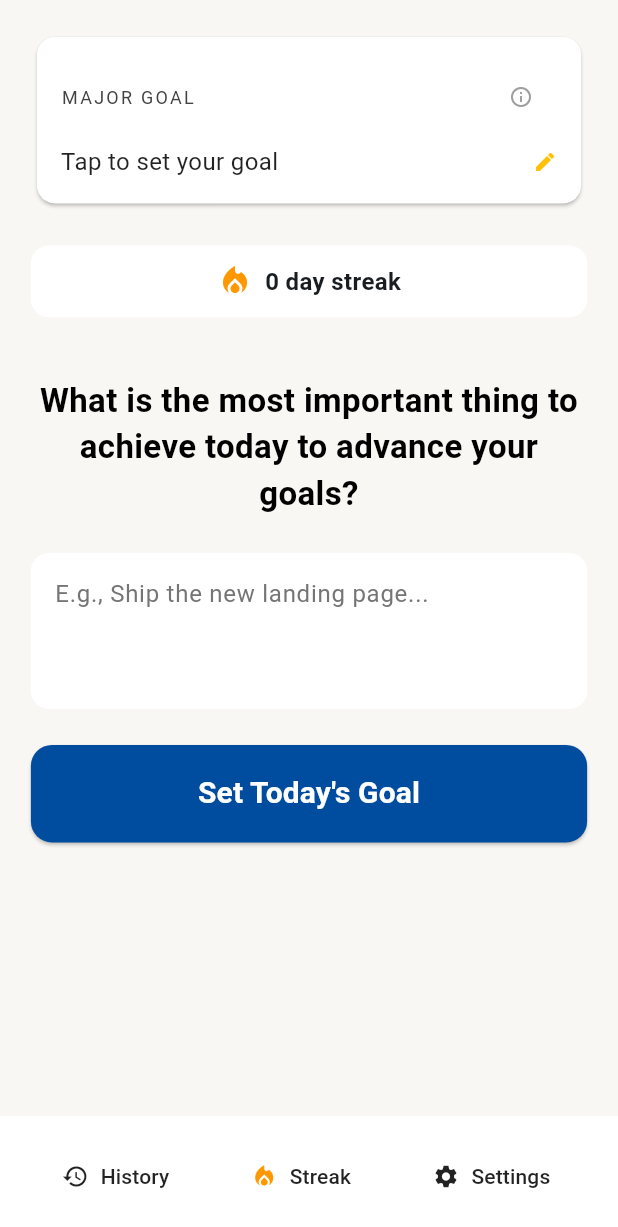
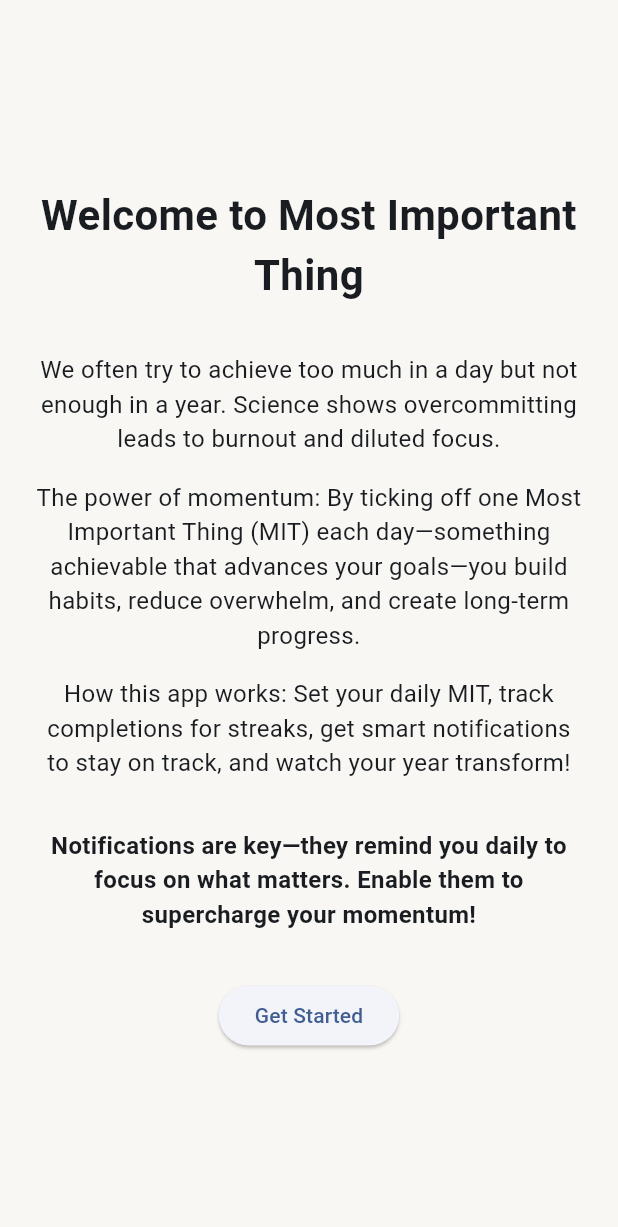
Before and after one commit to neonnubula/japchae, a Flutter app: the screen it shows after launch, on a phone screen of 412 x 824 dp. Shown: the top 1227 px of the screen. Run offline on Flutter 3.47's test engine with Material 3 defaults, Android fonts, the light colour scheme and no system bars; our stand-ins replace flutter_local_notifications, hive, hive_flutter, share_plus, timezone; accounts and stored records are empty.

Commit message:
Implemented onboarding, menu updates, dark mode fixes, and first-launch routing

```diff
--- a/lib/main.dart
+++ b/lib/main.dart
@@ -2,6 +2,7 @@ import 'package:flutter/material.dart';
 import 'package:hive_flutter/hive_flutter.dart';
 import 'package:most_important_thing/models/goal_model.dart';
 import 'package:most_important_thing/screens/home_screen.dart';
+import 'package:most_important_thing/screens/onboarding_screen.dart';
 import 'package:most_important_thing/services/notification_service.dart';
 import 'package:most_important_thing/services/storage_service.dart';
 import 'package:provider/provider.dart';
@@ -24,11 +25,11 @@ void main() async {
 
     final storageService = StorageService(notificationService);
     await storageService.init();
-
+    final isFirstLaunch = storageService.isFirstLaunch;
     runApp(
       ChangeNotifierProvider(
         create: (context) => storageService,
-        child: const MostImportantThingApp(),
+        child: MostImportantThingApp(initialRoute: isFirstLaunch ? OnboardingScreen() : HomeScreen()),
       ),
     );
   } catch (e) {
@@ -46,7 +47,8 @@ void main() async {
 }
 
 class MostImportantThingApp extends StatelessWidget {
-  const MostImportantThingApp({super.key});
+  final Widget initialRoute;
+  const MostImportantThingApp({super.key, required this.initialRoute});
 
   @override
   Widget build(BuildContext context) {
@@ -76,21 +78,42 @@ class MostImportantThingApp extends StatelessWidget {
         colorScheme: ColorScheme.fromSeed(
           seedColor: const Color(0xFF0066CC),
           brightness: Brightness.dark,
+          primary: const Color(0xFF4285F4), // Softer blue for accents
+          secondary: const Color(0xFF03DAC6), // Harmonious teal accent
+          surface: Colors.grey[850]!,
+          background: Colors.grey[900]!,
+          error: const Color(0xFFCF6679),
         ),
+        scaffoldBackgroundColor: Colors.grey[900],
+        cardColor: Colors.grey[850],
+        shadowColor: Colors.black.withOpacity(0.3), // Visible shadows in dark mode
         inputDecorationTheme: InputDecorationTheme(
           filled: true,
           fillColor: Colors.grey[800],
           border: const OutlineInputBorder(borderSide: BorderSide.none),
+          hintStyle: TextStyle(color: Colors.grey[400]),
         ),
         appBarTheme: AppBarTheme(
           backgroundColor: Colors.grey[900],
           foregroundColor: Colors.white,
           elevation: 0,
           centerTitle: true,
+          scrolledUnderElevation: 0,
+          surfaceTintColor: Colors.transparent,
+        ),
+        textTheme: TextTheme(
+          bodyLarge: TextStyle(color: Colors.white70),
+          bodyMedium: TextStyle(color: Colors.white60),
+        ),
+        elevatedButtonTheme: ElevatedButtonThemeData(
+          style: ElevatedButton.styleFrom(
+            backgroundColor: const Color(0xFF4285F4), // Use primary for buttons
+            foregroundColor: Colors.white,
+          ),
         ),
       ),
       themeMode: ThemeMode.system,
-      home: const HomeScreen(),
+      home: initialRoute,
     );
   }
 }
--- a/lib/screens/home_screen.dart
+++ b/lib/screens/home_screen.dart
@@ -1,7 +1,7 @@
 import 'package:flutter/material.dart';
 import 'package:most_important_thing/screens/history_screen.dart';
-import 'package:most_important_thing/screens/settings_screen.dart';
 import 'package:most_important_thing/screens/streak_screen.dart';
+import 'package:most_important_thing/screens/menu_screen.dart'; // Added import for MenuScreen
 import 'package:most_important_thing/services/storage_service.dart';
 import 'package:provider/provider.dart';
 import 'package:share_plus/share_plus.dart';
@@ -23,6 +23,10 @@ class _HomeScreenState extends State<HomeScreen> {
     final responsivePadding = screenWidth * 0.05;
 
     return Scaffold(
+      appBar: AppBar(
+        title: const Text('Most Important Thing'),
+        elevation: 0,
+      ),
       body: SafeArea(
         child: Padding(
           padding: EdgeInsets.all(responsivePadding),
@@ -48,12 +52,11 @@ class _HomeScreenState extends State<HomeScreen> {
                 ),
                 const SizedBox(height: 24),
                 // Streak counter
-                Container(
+                Card(
+                  elevation: 4,
+                  shape: RoundedRectangleBorder(borderRadius: BorderRadius.circular(12)),
+                  child: Padding(
                     padding: const EdgeInsets.symmetric(vertical: 12, horizontal: 16),
-                  decoration: BoxDecoration(
-                    color: Colors.white,
-                    borderRadius: BorderRadius.circular(12),
-                  ),
                     child: Row(
                       mainAxisAlignment: MainAxisAlignment.center,
                       children: [
@@ -66,19 +69,24 @@ class _HomeScreenState extends State<HomeScreen> {
                       ],
                     ),
                   ),
+                ),
                 const SizedBox(height: 40),
                 Builder(
                   builder: (context) {
                     final todayGoal = storageService.getTodayGoal();
                     if (todayGoal == null) {
                       // Show input to set today's goal
-                      return Column(
+                      return Card(
+                        elevation: 4,
+                        shape: RoundedRectangleBorder(borderRadius: BorderRadius.circular(12)),
+                        child: Padding(
+                          padding: const EdgeInsets.all(16),
+                          child: Column(
                             children: [
                               const Text(
                                 'What is the most important thing to achieve today to advance your goals?',
                                 textAlign: TextAlign.center,
                                 style: TextStyle(
-                              color: Colors.black,
                                   fontSize: 22,
                                   fontWeight: FontWeight.bold,
                                 ),
@@ -86,7 +94,6 @@ class _HomeScreenState extends State<HomeScreen> {
                               const SizedBox(height: 24),
                               TextField(
                                 controller: _dailyGoalController,
-                            style: const TextStyle(color: Colors.black),
                                 decoration: InputDecoration(
                                   hintText: 'E.g., Ship the new landing page...',
                                   hintStyle: TextStyle(color: Colors.grey[600]),
@@ -146,6 +153,8 @@ class _HomeScreenState extends State<HomeScreen> {
                                 ),
                               ),
                             ],
+                          ),
+                        ),
                       );
                     } else {
                       // Show today's goal with edit option
@@ -156,18 +165,16 @@ class _HomeScreenState extends State<HomeScreen> {
                             "Today's Focus",
                             textAlign: TextAlign.center,
                             style: TextStyle(
-                              color: Colors.black,
                               fontSize: 22,
                               fontWeight: FontWeight.bold,
                             ),
                           ),
                           const SizedBox(height: 24),
-                          Container(
+                          Card(
+                            elevation: 4,
+                            shape: RoundedRectangleBorder(borderRadius: BorderRadius.circular(12)),
+                            child: Padding(
                               padding: const EdgeInsets.all(16),
-                            decoration: BoxDecoration(
-                              color: Colors.white,
-                              borderRadius: BorderRadius.circular(12),
-                            ),
                               child: Column(
                                 children: [
                                   Row(
@@ -175,7 +182,7 @@ class _HomeScreenState extends State<HomeScreen> {
                                       Expanded(
                                         child: Text(
                                           todayGoal.text,
-                                        style: const TextStyle(color: Colors.black87, fontSize: 18),
+                                          style: const TextStyle(fontSize: 18),
                                         ),
                                       ),
                                       if (todayGoal.isCompleted)
@@ -247,6 +254,7 @@ class _HomeScreenState extends State<HomeScreen> {
                                 ],
                               ),
                             ),
+                          ),
                         ],
                       );
                     }
@@ -271,7 +279,7 @@ class _HomeScreenState extends State<HomeScreen> {
                 );
               },
               icon: const Icon(Icons.history, color: Colors.black87),
-              label: const Text('History', style: TextStyle(color: Colors.black87)),
+              label: const Text('Goal History', style: TextStyle(color: Colors.black87)),
             ),
             TextButton.icon(
               onPressed: () {
@@ -281,17 +289,17 @@ class _HomeScreenState extends State<HomeScreen> {
                 );
               },
               icon: const Icon(Icons.local_fire_department, color: Colors.orange),
-              label: const Text('Streak', style: TextStyle(color: Colors.black87)),
+              label: const Text('Stats', style: TextStyle(color: Colors.black87)),
             ),
             TextButton.icon(
               onPressed: () {
                 Navigator.push(
                   context,
-                  MaterialPageRoute(builder: (context) => const SettingsScreen()),
+                  MaterialPageRoute(builder: (context) => const MenuScreen()),
                 );
               },
-              icon: const Icon(Icons.settings, color: Colors.black87),
-              label: const Text('Settings', style: TextStyle(color: Colors.black87)),
+              icon: const Icon(Icons.menu, color: Colors.black87),
+              label: const Text('Menu', style: TextStyle(color: Colors.black87)),
             ),
           ],
         ),
@@ -395,7 +403,6 @@ class _HomeScreenState extends State<HomeScreen> {
 
   Widget _buildGoalCard(String title, String text, {String? infoDescription}) {
     return Card(
-      color: Colors.white,
       shape: RoundedRectangleBorder(borderRadius: BorderRadius.circular(12)),
       child: Padding(
         padding: const EdgeInsets.all(16.0),
@@ -407,7 +414,6 @@ class _HomeScreenState extends State<HomeScreen> {
                 Text(
                   title,
                   style: TextStyle(
-                    color: Colors.grey[800],
                     fontSize: 12,
                     letterSpacing: 1.5,
                   ),
@@ -415,7 +421,7 @@ class _HomeScreenState extends State<HomeScreen> {
                 const Spacer(),
                 if (infoDescription != null)
                   IconButton(
-                    icon: const Icon(Icons.info_outline, color: Colors.grey, size: 16),
+                    icon: const Icon(Icons.info_outline, size: 16),
                     onPressed: () {
                       showDialog(
                         context: context,
@@ -440,7 +446,7 @@ class _HomeScreenState extends State<HomeScreen> {
                 Expanded(
                   child: Text(
                     text,
-                    style: const TextStyle(color: Colors.black87, fontSize: 16),
+                    style: const TextStyle(fontSize: 16),
                   ),
                 ),
                 const Icon(Icons.edit, color: Colors.amber, size: 16),
--- /dev/null
+++ b/lib/screens/onboarding_screen.dart
@@ -0,0 +1,62 @@
+import 'package:flutter/material.dart';
+import 'package:most_important_thing/screens/home_screen.dart';
+
+class OnboardingScreen extends StatelessWidget {
+  const OnboardingScreen({super.key});
+
+  @override
+  Widget build(BuildContext context) {
+    return Scaffold(
+      body: SafeArea(
+        child: Padding(
+          padding: const EdgeInsets.all(24.0),
+          child: Column(
+            mainAxisAlignment: MainAxisAlignment.center,
+            children: [
+              const Text(
+                'Welcome to Most Important Thing',
+                style: TextStyle(fontSize: 28, fontWeight: FontWeight.bold),
+                textAlign: TextAlign.center,
+              ),
+              const SizedBox(height: 32),
+              const Text(
+                'We often try to achieve too much in a day but not enough in a year. Science shows overcommitting leads to burnout and diluted focus.',
+                textAlign: TextAlign.center,
+                style: TextStyle(fontSize: 16),
+              ),
+              const SizedBox(height: 16),
+              const Text(
+                'The power of momentum: By ticking off one Most Important Thing (MIT) each day—something achievable that advances your goals—you build habits, reduce overwhelm, and create long-term progress.',
+                textAlign: TextAlign.center,
+                style: TextStyle(fontSize: 16),
+              ),
+              const SizedBox(height: 16),
+              const Text(
+                'How this app works: Set your daily MIT, track completions for streaks, get smart notifications to stay on track, and watch your year transform!',
+                textAlign: TextAlign.center,
+                style: TextStyle(fontSize: 16),
+              ),
+              const SizedBox(height: 32),
+              const Text(
+                'Notifications are key—they remind you daily to focus on what matters. Enable them to supercharge your momentum!',
+                textAlign: TextAlign.center,
+                style: TextStyle(fontSize: 16, fontWeight: FontWeight.bold),
+              ),
+              const SizedBox(height: 32),
+              ElevatedButton(
+                onPressed: () {
+                  // TODO: Request notification permissions here
+                  Navigator.pushReplacement(
+                    context,
+                    MaterialPageRoute(builder: (context) => const HomeScreen()),
+                  );
+                },
+                child: const Text('Get Started'),
+              ),
+            ],
+          ),
+        ),
+      ),
+    );
+  }
+}
--- a/lib/services/storage_service.dart
+++ b/lib/services/storage_service.dart
@@ -38,6 +38,9 @@ class StorageService with ChangeNotifier {
       _goalsBox = await Hive.openBox<Goal>(_goalsBoxName, encryptionCipher: encryptionCipher);
       _settingsBox = await Hive.openBox(_settingsBoxName, encryptionCipher: encryptionCipher);
 
+      if (isFirstLaunch) {
+        // Optionally handle here, but main will route
+      }
       _updateCompletedDatesCache();
       _scheduleInitialNotification();
     } catch (e) {
@@ -134,6 +137,7 @@ class StorageService with ChangeNotifier {
 
   bool get dailyNotifications => _settingsBox.get(_dailyNotificationsKey, defaultValue: true) as bool;
   bool get askAboutYesterday => _settingsBox.get(_askAboutYesterdayKey, defaultValue: true) as bool;
+  bool get isFirstLaunch => _settingsBox.get('firstLaunch', defaultValue: true);
 
   TimeOfDay get notificationTime {
     final timeString = _settingsBox.get(_notificationTimeKey, defaultValue: '18:25') as String;
@@ -162,6 +166,10 @@ class StorageService with ChangeNotifier {
       _scheduleNotification();
     }
     notifyListeners();
+  }
+
+  Future<void> setFirstLaunchCompleted() async {
+    await _settingsBox.put('firstLaunch', false);
   }
 
   void _scheduleInitialNotification() {
```
Also changed, not shown: lib/screens/history_screen.dart (+6 -1 lines), lib/screens/menu_screen.dart (added, +38 -0 lines), lib/screens/settings_screen.dart (+6 -1 lines), lib/screens/streak_screen.dart (+53 -9 lines), 3 other files. Lines whose indentation alone changed are shown as unchanged.
